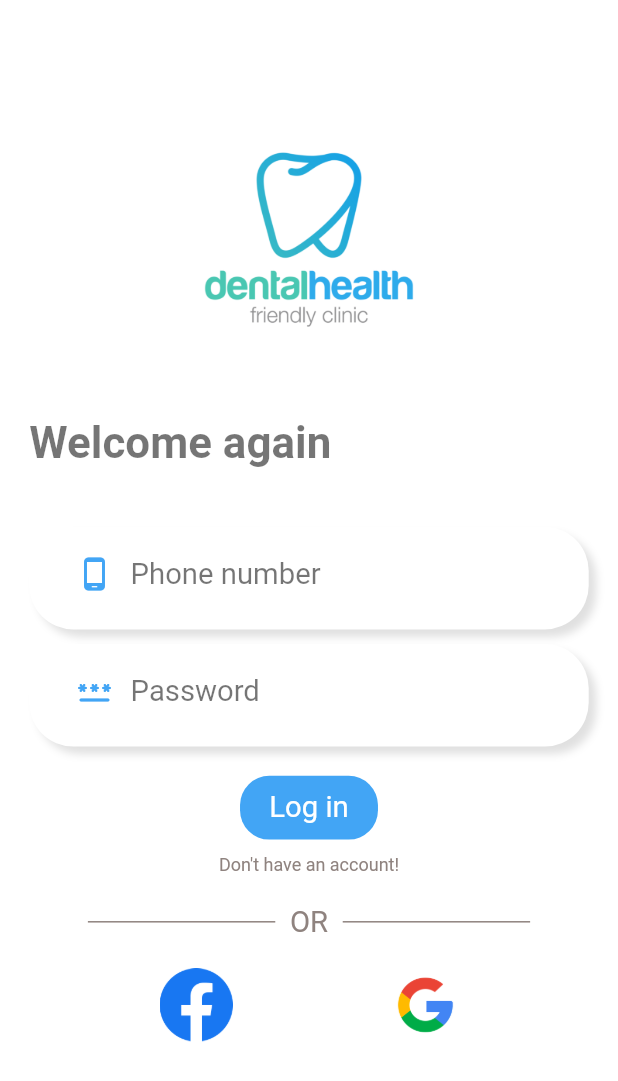
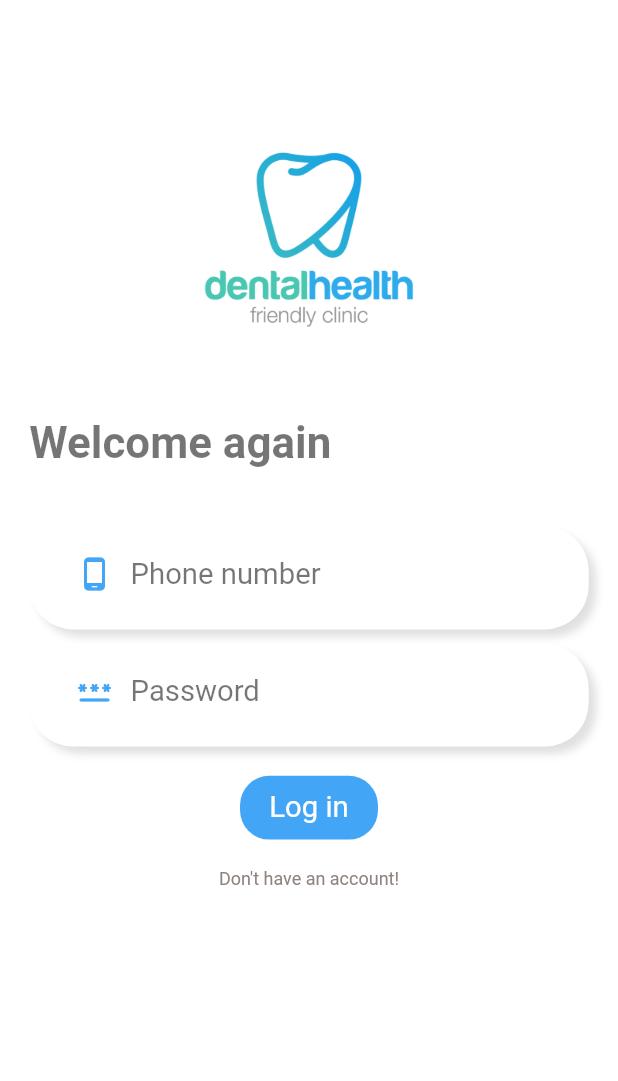
Before and after one commit to ProgrammingTeamAcademy/A_AppointmentBookingProject, a Flutter app: the screen it shows after launch, on a phone screen of 412 x 824 dp. Shown: the top 1081 px of the screen. Run offline on Flutter 3.47's test engine with Material 2 defaults, Android fonts, the light colour scheme and no system bars; our stand-ins replace get; Roboto replaces fonts that are missing (poppins).

Commit message:
edited
edited

```diff
--- a/Mobile/lib/main.dart
+++ b/Mobile/lib/main.dart
@@ -12,10 +12,8 @@ class MyApp extends StatelessWidget {
   // This widget is the root of your application.
   @override
   Widget build(BuildContext context) {
-    print(config.screenHeight);
-    print('hiiiiiiiiiii');
-    print(config.screenWidth);
     return MaterialApp(
+      debugShowCheckedModeBanner: false,
       title: 'Flutter Demo',
       theme: ThemeData(
         // This is the theme of your application.
--- a/Mobile/lib/pages/auth/auth_page.dart
+++ b/Mobile/lib/pages/auth/auth_page.dart
@@ -97,7 +97,7 @@ class _AuthPageState extends State<AuthPage> {
                 ),
               ),
               //have account or not
-              SizedBox(height: config.height10,),
+              SizedBox(height: config.height20,),
               InkWell(
                 onTap: (){
                   setState((){
@@ -108,42 +108,7 @@ class _AuthPageState extends State<AuthPage> {
                 'Don\'t have an account!' :
                 'Already have an account!',color: AppColors.paraColor,),
               ),
-              //use another ways
-              SizedBox(height: config.height20,),
-              Padding(
-                padding: EdgeInsets.symmetric(horizontal: config.width30*2),
-                child: Row(
-                  children: [
-                    Expanded(child: Divider(color: AppColors.paraColor,thickness: 1,)),
-                    Padding(
-                      padding: EdgeInsets.symmetric(horizontal: config.width10),
-                      child: BigText(text: 'OR',color: AppColors.paraColor,),
-                    ),
-                    Expanded(child: Divider(color: AppColors.paraColor,thickness: 1,)),
 
-                  ],
-                ),
-              ),
-              SizedBox(height: config.height20,),
-              Row(
-                mainAxisAlignment: MainAxisAlignment.spaceEvenly,
-                children: [
-                  Container(
-                    height: config.height10*5,
-                    width: config.height10*5,
-                    decoration: BoxDecoration(
-                        image: DecorationImage(image: AssetImage('assets/images/facebook.png'),fit: BoxFit.cover)
-                    ),
-                  ),
-                  Container(
-                    height: config.height45,
-                    width: config.height45,
-                    decoration: BoxDecoration(
-                        image: DecorationImage(image: AssetImage('assets/images/google.png'),fit: BoxFit.cover)
-                    ),
-                  ),
-                ],
-              )
             ],
           ),
         ),
```
Also changed, not shown: Mobile/pubspec.lock, 1 other file.
